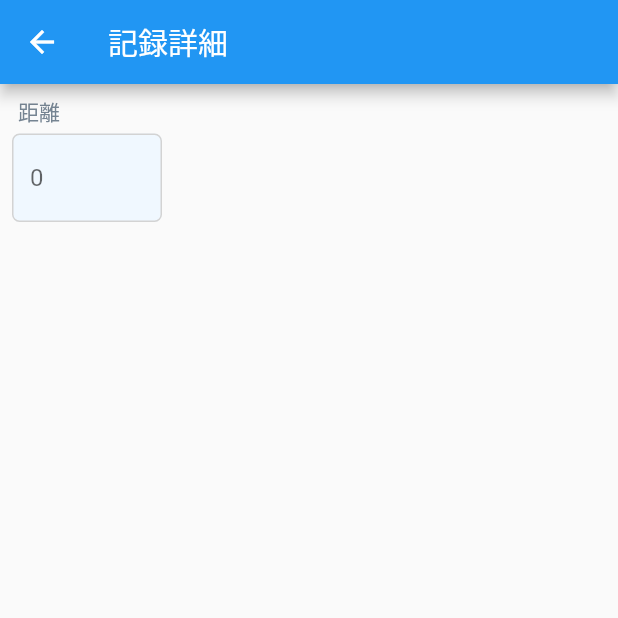
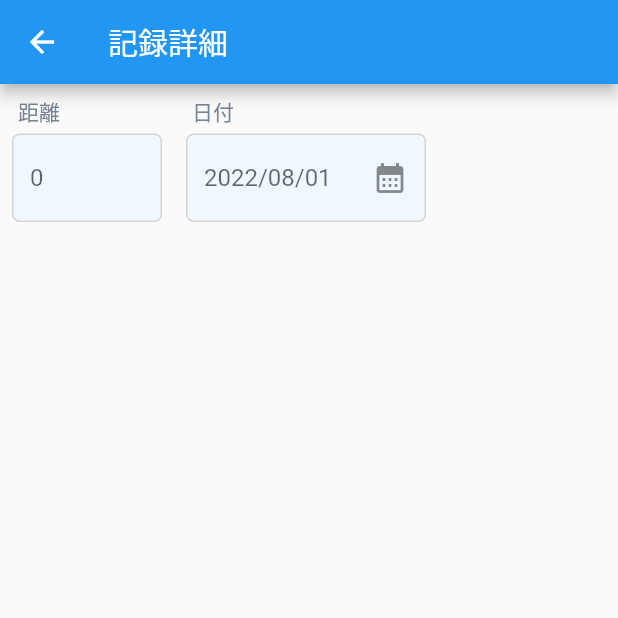
Before and after one commit to kuwabara-hirokazu/swim_log, a Flutter app: the LogDetail screen opened directly, on a phone screen of 412 x 824 dp, the top half of it. Run offline on Flutter 3.47's test engine with Material 2 defaults, Android fonts, the phone set to English and light mode, and no system bars.

Commit message:
日付ピッカーを実装

```diff
--- a/lib/log_detail.dart
+++ b/lib/log_detail.dart
@@ -14,6 +14,21 @@ class _LogDetail extends State<LogDetail> {
     borderSide: const BorderSide(color: Color(0xFFd3d3d3)),
   );
 
+  DateTime _date = DateTime.now();
+
+  Future _pickDate(BuildContext context) async {
+    final newDate = await showDatePicker(
+        context: context,
+        initialDate: _date,
+        firstDate: DateTime(DateTime.now().year - 1),
+        lastDate: DateTime.now(),
+        helpText: '日付選択');
+
+    if (newDate != null) {
+      setState(() => _date = newDate);
+    }
+  }
+
   @override
   Widget build(BuildContext context) {
     return GestureDetector(
@@ -24,7 +39,9 @@ class _LogDetail extends State<LogDetail> {
         ),
         body: Padding(
           padding: const EdgeInsets.all(8.0),
-          child: Column(
+          child: Row(
+            children: [
+              Column(
                 crossAxisAlignment: CrossAxisAlignment.start,
                 children: [
                   const Padding(
@@ -50,6 +67,36 @@ class _LogDetail extends State<LogDetail> {
                   ),
                 ],
               ),
+              const SizedBox(width: 16),
+              Column(
+                crossAxisAlignment: CrossAxisAlignment.start,
+                children: [
+                  const Padding(
+                    padding: EdgeInsets.only(left: 4, bottom: 4),
+                    child: Text("日付",
+                        style: TextStyle(
+                          color: Color(0xFF758492),
+                        )),
+                  ),
+                  SizedBox(
+                    width: 160,
+                    child: TextFormField(
+                        decoration: InputDecoration(
+                            filled: true,
+                            fillColor: const Color(0xFFf0f8ff),
+                            focusedBorder: outlineInputBorder,
+                            enabledBorder: outlineInputBorder,
+                            hintText: '2022/08/01',
+                            suffixIcon: IconButton(
+                                icon: const Icon(Icons.calendar_month),
+                                onPressed: () {
+                                  _pickDate(context);
+                                }))),
+                  ),
+                ],
+              ),
+            ],
+          ),
         ),
       ),
     );
```
Lines whose indentation alone changed are shown as unchanged.
